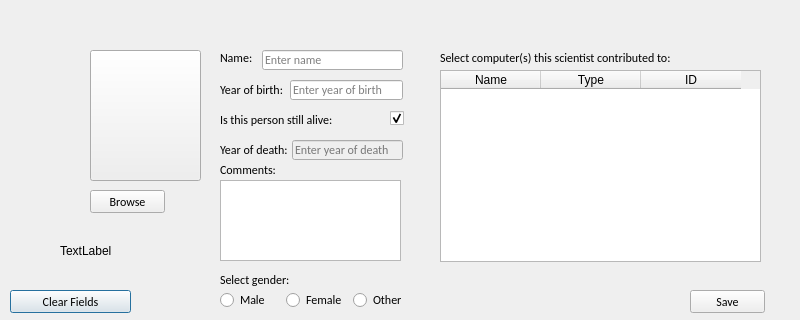
This is Hopur21Verkefni/MyComputerScienceList/ui/addcomputerscientist.ui in Hopur21/Hopur21 as Qt 5 draws it before an edit. The edited form follows.
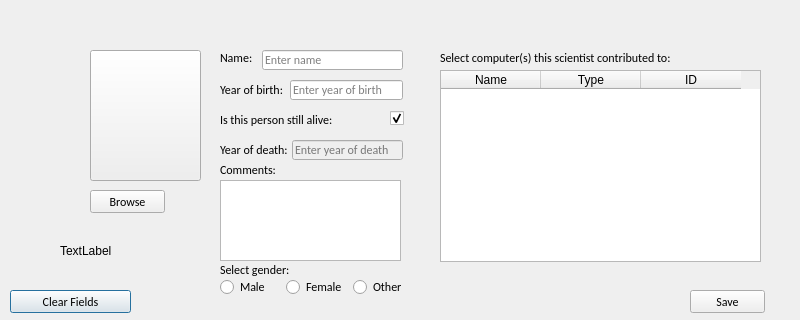
This is the edited form. Icons and pictures are not drawn.

```diff
--- a/Hopur21Verkefni/MyComputerScienceList/ui/addcomputerscientist.ui
+++ b/Hopur21Verkefni/MyComputerScienceList/ui/addcomputerscientist.ui
@@ -290,7 +290,7 @@
     <property name="geometry">
      <rect>
       <x>220</x>
-      <y>270</y>
+      <y>260</y>
       <width>121</width>
       <height>20</height>
      </rect>
@@ -437,9 +437,9 @@
     <property name="geometry">
      <rect>
       <x>220</x>
-      <y>290</y>
+      <y>279</y>
       <width>193</width>
-      <height>20</height>
+      <height>16</height>
      </rect>
     </property>
     <layout class="QHBoxLayout" name="horizontalLayout">
@@ -494,9 +494,9 @@
    <widget class="QLabel" name="Add_Scientist_error_field">
     <property name="geometry">
      <rect>
-      <x>130</x>
-      <y>290</y>
-      <width>491</width>
+      <x>420</x>
+      <y>270</y>
+      <width>351</width>
       <height>20</height>
      </rect>
     </property>
```
